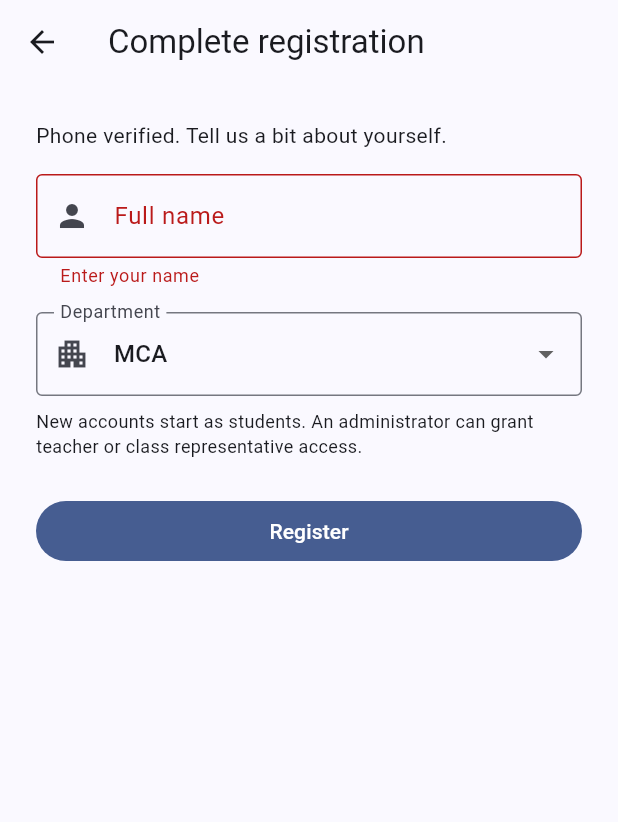
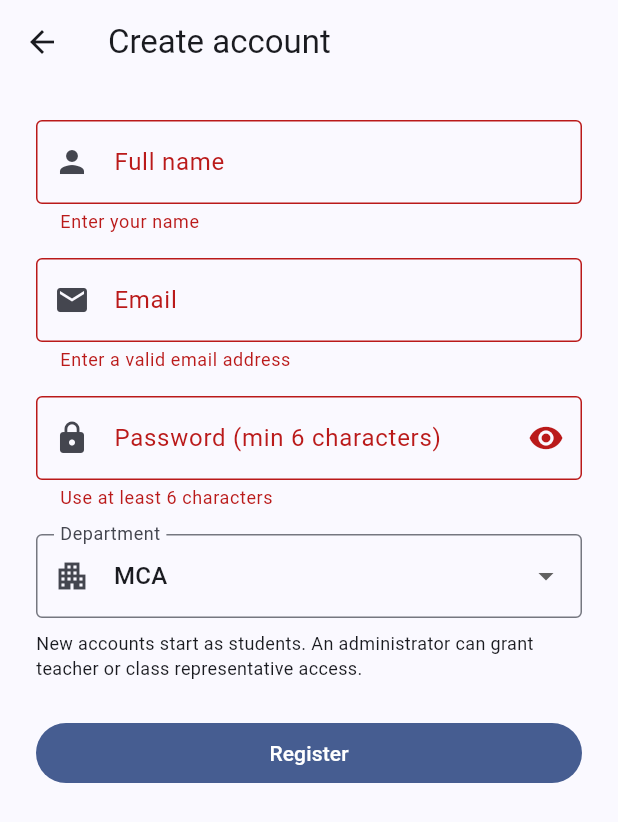
Before and after one commit to omkar1108-hash/e-campus, a Flutter app: the RegisterScreen screen opened directly, after a tap on "Register", on a phone screen of 412 x 824 dp. Shown: the top 822 px of the screen. Run offline on Flutter 3.47's test engine with Material 3 defaults, Android fonts, the phone set to English and light mode, and no system bars; our stand-ins replace cloud_firestore, firebase_auth, firebase_core, geolocator, google_maps_flutter; accounts and stored records are empty; generated files the repository leaves out were written again.

Commit message:
Switch authentication from phone OTP to email + password with verification
Sign-up creates a student profile and sends a verification email; sign-in
requires a verified email. Demo backend and tests updated.

Co-Authored-By: Claude Sonnet 5.5 <noreply@anthropic.com>
Claude-Session: https://claude.ai/code/session_01NDpvVtTWQscSdHVpGYLYnQ

```diff
--- a/lib/app.dart
+++ b/lib/app.dart
@@ -3,7 +3,6 @@ import 'package:provider/provider.dart';
 
 import 'screens/home_screen.dart';
 import 'screens/login_screen.dart';
-import 'screens/register_screen.dart';
 import 'services/auth_controller.dart';
 import 'services/backend.dart';
 import 'services/chatbot_service.dart';
@@ -51,8 +50,6 @@ class _AuthGate extends StatelessWidget {
         return const Scaffold(body: Center(child: CircularProgressIndicator()));
       case AuthStatus.signedOut:
         return const LoginScreen();
-      case AuthStatus.needsProfile:
-        return const RegisterScreen();
       case AuthStatus.signedIn:
         return const HomeScreen();
     }
--- a/lib/main.dart
+++ b/lib/main.dart
@@ -1,5 +1,6 @@
 import 'package:firebase_core/firebase_core.dart';
 import 'package:flutter/material.dart';
+
 import 'firebase_options.dart';
 
 import 'app.dart';
--- a/lib/models/app_user.dart
+++ b/lib/models/app_user.dart
@@ -17,14 +17,14 @@ enum UserRole {
 class AppUser {
   const AppUser({
     required this.uid,
-    required this.phone,
+    required this.email,
     required this.name,
     required this.department,
     required this.role,
   });
 
   final String uid;
-  final String phone;
+  final String email;
   final String name;
   final String department;
   final UserRole role;
@@ -32,14 +32,14 @@ class AppUser {
   AppUser copyWith({String? name, String? department, UserRole? role}) =>
       AppUser(
         uid: uid,
-        phone: phone,
+        email: email,
         name: name ?? this.name,
         department: department ?? this.department,
         role: role ?? this.role,
       );
 
   Map<String, dynamic> toMap() => {
-    'phone': phone,
+    'email': email,
     'name': name,
     'department': department,
     'role': role.name,
@@ -47,7 +47,7 @@ class AppUser {
 
   factory AppUser.fromMap(String uid, Map<String, dynamic> map) => AppUser(
     uid: uid,
-    phone: (map['phone'] ?? '') as String,
+    email: (map['email'] ?? '') as String,
     name: (map['name'] ?? '') as String,
     department: (map['department'] ?? '') as String,
     role: UserRole.fromName(map['role'] as String?),
--- a/lib/screens/dashboard_screen.dart
+++ b/lib/screens/dashboard_screen.dart
@@ -31,7 +31,7 @@ class DashboardScreen extends StatelessWidget {
       children: [
         Text('Welcome, ${user.name}', style: theme.textTheme.headlineSmall),
         const SizedBox(height: 4),
-        Text('${user.role.label} · ${user.department} · ${user.phone}'),
+        Text('${user.role.label} · ${user.department} · ${user.email}'),
         const SizedBox(height: 24),
         Text('What you can do', style: theme.textTheme.titleMedium),
         const SizedBox(height: 8),
--- a/lib/screens/login_screen.dart
+++ b/lib/screens/login_screen.dart
@@ -4,7 +4,7 @@ import 'package:provider/provider.dart';
 import '../services/auth_controller.dart';
 import '../services/backend.dart';
 import '../services/demo_backend.dart';
-import 'otp_screen.dart';
+import 'register_screen.dart';
 
 class LoginScreen extends StatefulWidget {
   const LoginScreen({super.key});
@@ -15,29 +15,47 @@ class LoginScreen extends StatefulWidget {
 
 class _LoginScreenState extends State<LoginScreen> {
   final _formKey = GlobalKey<FormState>();
-  final _phone = TextEditingController();
+  final _email = TextEditingController();
+  final _password = TextEditingController();
   bool _busy = false;
+  bool _obscure = true;
 
   @override
   void dispose() {
-    _phone.dispose();
+    _email.dispose();
+    _password.dispose();
     super.dispose();
   }
 
-  Future<void> _sendOtp() async {
+  void _toast(String message) =>
+      ScaffoldMessenger.of(context)
+          .showSnackBar(SnackBar(content: Text(message)));
+
+  Future<void> _signIn() async {
     if (!_formKey.currentState!.validate()) return;
     final auth = context.read<AuthController>();
-    final nav = Navigator.of(context);
-    final messenger = ScaffoldMessenger.of(context);
     setState(() => _busy = true);
     try {
-      final session = await auth.sendOtp('+91${_phone.text.trim()}');
-      if (!mounted) return;
-      nav.push(MaterialPageRoute(builder: (_) => OtpScreen(session: session)));
+      await auth.signIn(_email.text, _password.text);
     } on AuthException catch (e) {
-      messenger.showSnackBar(SnackBar(content: Text(e.message)));
+      if (mounted) _toast(e.message);
     } finally {
       if (mounted) setState(() => _busy = false);
+    }
+  }
+
+  Future<void> _forgotPassword() async {
+    final email = _email.text.trim();
+    if (!email.contains('@')) {
+      _toast('Enter your email above first');
+      return;
+    }
+    final auth = context.read<AuthController>();
+    try {
+      await auth.sendPasswordReset(email);
+      if (mounted) _toast('If that account exists, a reset link was sent.');
+    } on AuthException catch (e) {
+      if (mounted) _toast(e.message);
     }
   }
 
@@ -70,29 +88,59 @@ class _LoginScreenState extends State<LoginScreen> {
                   ),
                   const SizedBox(height: 32),
                   TextFormField(
-                    controller: _phone,
-                    keyboardType: TextInputType.phone,
-                    maxLength: 10,
+                    controller: _email,
+                    keyboardType: TextInputType.emailAddress,
+                    autofillHints: const [AutofillHints.email],
                     decoration: const InputDecoration(
-                      labelText: 'Mobile number',
-                      prefixText: '+91 ',
-                      prefixIcon: Icon(Icons.phone),
+                      labelText: 'Email',
+                      prefixIcon: Icon(Icons.email),
+                    ),
+                    validator: (v) => (v ?? '').trim().contains('@')
+                        ? null
+                        : 'Enter a valid email address',
+                  ),
+                  const SizedBox(height: 16),
+                  TextFormField(
+                    controller: _password,
+                    obscureText: _obscure,
+                    autofillHints: const [AutofillHints.password],
+                    decoration: InputDecoration(
+                      labelText: 'Password',
+                      prefixIcon: const Icon(Icons.lock),
+                      suffixIcon: IconButton(
+                        icon: Icon(
+                          _obscure ? Icons.visibility : Icons.visibility_off,
+                        ),
+                        onPressed: () => setState(() => _obscure = !_obscure),
+                      ),
                     ),
                     validator: (v) =>
-                        RegExp(r'^\d{10}$').hasMatch(v?.trim() ?? '')
-                        ? null
-                        : 'Enter a valid 10-digit mobile number',
+                        (v ?? '').isEmpty ? 'Enter your password' : null,
+                    onFieldSubmitted: (_) => _signIn(),
                   ),
-                  const SizedBox(height: 12),
+                  Align(
+                    alignment: Alignment.centerRight,
+                    child: TextButton(
+                      onPressed: _forgotPassword,
+                      child: const Text('Forgot password?'),
+                    ),
+                  ),
                   FilledButton(
-                    onPressed: _busy ? null : _sendOtp,
+                    onPressed: _busy ? null : _signIn,
                     child: _busy
                         ? const SizedBox(
                             height: 20,
                             width: 20,
                             child: CircularProgressIndicator(strokeWidth: 2),
                           )
-                        : const Text('Send OTP'),
+                        : const Text('Sign in'),
+                  ),
+                  const SizedBox(height: 8),
+                  OutlinedButton(
+                    onPressed: () => Navigator.of(context).push(
+                      MaterialPageRoute(builder: (_) => const RegisterScreen()),
+                    ),
+                    child: const Text('Create an account'),
                   ),
                   if (isDemo) ...[
                     const SizedBox(height: 24),
@@ -102,12 +150,12 @@ class _LoginScreenState extends State<LoginScreen> {
                         padding: EdgeInsets.all(12),
                         child: Text(
                           'Demo mode (Firebase not configured)\n'
-                          'OTP for every number: ${DemoBackend.demoOtp}\n\n'
-                          '9000000001 - Admin\n'
-                          '9000000002 - Teacher\n'
-                          '9000000003 - Class Representative\n'
-                          '9000000004 - Student\n'
-                          'Any other number registers as a new student.',
+                          'Password for every demo account: '
+                          '${DemoBackend.demoPassword}\n\n'
+                          'admin@ecampus.demo - Admin\n'
+                          'teacher@ecampus.demo - Teacher\n'
+                          'rep@ecampus.demo - Class Representative\n'
+                          'student@ecampus.demo - Student',
                         ),
                       ),
                     ),
--- a/lib/screens/register_screen.dart
+++ b/lib/screens/register_screen.dart
@@ -3,8 +3,10 @@ import 'package:provider/provider.dart';
 
 import '../config/app_config.dart';
 import '../services/auth_controller.dart';
+import '../services/backend.dart';
 
-/// Shown after OTP verification for a phone number with no profile yet.
+/// Create an account. A verification email is sent; the user must open the
+/// link before they can sign in.
 class RegisterScreen extends StatefulWidget {
   const RegisterScreen({super.key});
 
@@ -15,40 +17,66 @@ class RegisterScreen extends StatefulWidget {
 class _RegisterScreenState extends State<RegisterScreen> {
   final _formKey = GlobalKey<FormState>();
   final _name = TextEditingController();
+  final _email = TextEditingController();
+  final _password = TextEditingController();
   String _department = AppConfig.departments.first;
   bool _busy = false;
+  bool _obscure = true;
 
   @override
   void dispose() {
     _name.dispose();
+    _email.dispose();
+    _password.dispose();
     super.dispose();
   }
 
   Future<void> _submit() async {
     if (!_formKey.currentState!.validate()) return;
     final auth = context.read<AuthController>();
+    final isDemo = context.read<Backend>().isDemo;
+    final nav = Navigator.of(context);
+    final messenger = ScaffoldMessenger.of(context);
     setState(() => _busy = true);
     try {
-      await auth.register(name: _name.text.trim(), department: _department);
+      await auth.signUp(
+        email: _email.text,
+        password: _password.text,
+        name: _name.text.trim(),
+        department: _department,
+      );
+      messenger.showSnackBar(
+        SnackBar(
+          duration: const Duration(seconds: 6),
+          content: Text(
+            isDemo
+                ? 'Account created. You can sign in now.'
+                : 'Account created. We sent a verification link to '
+                      '${_email.text.trim()} - open it, then sign in.',
+          ),
+        ),
+      );
+      nav.pop();
+    } on AuthException catch (e) {
+      messenger.showSnackBar(SnackBar(content: Text(e.message)));
     } catch (e) {
-      if (!mounted) return;
-      ScaffoldMessenger.of(context)
-          .showSnackBar(SnackBar(content: Text('Registration failed: $e')));
-      setState(() => _busy = false);
+      messenger.showSnackBar(
+        SnackBar(content: Text('Registration failed: $e')),
+      );
+    } finally {
+      if (mounted) setState(() => _busy = false);
     }
   }
 
   @override
   Widget build(BuildContext context) {
     return Scaffold(
-      appBar: AppBar(title: const Text('Complete registration')),
+      appBar: AppBar(title: const Text('Create account')),
       body: Form(
         key: _formKey,
         child: ListView(
           padding: const EdgeInsets.all(24),
           children: [
-            const Text('Phone verified. Tell us a bit about yourself.'),
-            const SizedBox(height: 16),
             TextFormField(
               controller: _name,
               textCapitalization: TextCapitalization.words,
@@ -58,6 +86,35 @@ class _RegisterScreenState extends State<RegisterScreen> {
               ),
               validator: (v) =>
                   (v == null || v.trim().length < 2) ? 'Enter your name' : null,
+            ),
+            const SizedBox(height: 16),
+            TextFormField(
+              controller: _email,
+              keyboardType: TextInputType.emailAddress,
+              decoration: const InputDecoration(
+                labelText: 'Email',
+                prefixIcon: Icon(Icons.email),
+              ),
+              validator: (v) => (v ?? '').trim().contains('@')
+                  ? null
+                  : 'Enter a valid email address',
+            ),
+            const SizedBox(height: 16),
+            TextFormField(
+              controller: _password,
+              obscureText: _obscure,
+              decoration: InputDecoration(
+                labelText: 'Password (min 6 characters)',
+                prefixIcon: const Icon(Icons.lock),
+                suffixIcon: IconButton(
+                  icon: Icon(
+                    _obscure ? Icons.visibility : Icons.visibility_off,
+                  ),
+                  onPressed: () => setState(() => _obscure = !_obscure),
+                ),
+              ),
+              validator: (v) =>
+                  (v ?? '').length < 6 ? 'Use at least 6 characters' : null,
             ),
             const SizedBox(height: 16),
             DropdownButtonFormField<String>(
--- a/lib/screens/users_admin_screen.dart
+++ b/lib/screens/users_admin_screen.dart
@@ -31,7 +31,7 @@ class UsersAdminScreen extends StatelessWidget {
                 child: Text(u.name.isEmpty ? '?' : u.name[0]),
               ),
               title: Text(u.name),
-              subtitle: Text('${u.phone} · ${u.department}'),
+              subtitle: Text('${u.email} · ${u.department}'),
               trailing: DropdownButton<UserRole>(
                 value: u.role,
                 // An admin cannot demote themselves and lock everyone out.
--- a/lib/services/auth_controller.dart
+++ b/lib/services/auth_controller.dart
@@ -3,9 +3,9 @@ import 'package:flutter/foundation.dart';
 import '../models/app_user.dart';
 import 'backend.dart';
 
-enum AuthStatus { loading, signedOut, needsProfile, signedIn }
+enum AuthStatus { loading, signedOut, signedIn }
 
-/// Holds the signed-in user and drives the login → OTP → register flow.
+/// Holds the signed-in user and drives sign-in / sign-up.
 class AuthController extends ChangeNotifier {
   AuthController(this.backend);
 
@@ -18,27 +18,35 @@ class AuthController extends ChangeNotifier {
   AppUser? get user => _user;
 
   Future<void> init() async {
-    _user = await backend.restoreSession();
+    try {
+      _user = await backend.restoreSession();
+    } catch (_) {
+      _user = null;
+    }
     _status = _user == null ? AuthStatus.signedOut : AuthStatus.signedIn;
     notifyListeners();
   }
 
-  Future<OtpSession> sendOtp(String phone) => backend.sendOtp(phone);
-
-  Future<void> verifyOtp(OtpSession session, String code) async {
-    _user = await backend.verifyOtp(session, code);
-    _status = _user == null ? AuthStatus.needsProfile : AuthStatus.signedIn;
+  Future<void> signIn(String email, String password) async {
+    _user = await backend.signIn(email.trim(), password);
+    _status = AuthStatus.signedIn;
     notifyListeners();
   }
 
-  Future<void> register({
+  Future<void> signUp({
+    required String email,
+    required String password,
     required String name,
     required String department,
-  }) async {
-    _user = await backend.registerProfile(name: name, department: department);
-    _status = AuthStatus.signedIn;
-    notifyListeners();
-  }
+  }) => backend.signUp(
+    email: email.trim(),
+    password: password,
+    name: name,
+    department: department,
+  );
+
+  Future<void> sendPasswordReset(String email) =>
+      backend.sendPasswordReset(email.trim());
 
   Future<void> signOut() async {
     await backend.signOut();
--- a/lib/services/backend.dart
+++ b/lib/services/backend.dart
@@ -3,13 +3,6 @@ import '../models/book.dart';
 import '../models/bus_location.dart';
 import '../models/chat_message.dart';
 import '../models/news_item.dart';
-
-/// Handle for an OTP that has been sent and is waiting to be verified.
-class OtpSession {
-  const OtpSession({required this.phone, required this.verificationId});
-  final String phone;
-  final String verificationId;
-}
 
 class AuthException implements Exception {
   const AuthException(this.message);
@@ -25,19 +18,23 @@ abstract class Backend {
   bool get isDemo;
 
   // ---- Auth -------------------------------------------------------------
-  Future<OtpSession> sendOtp(String phone);
+  /// Creates the account and its student profile, then sends a verification
+  /// email. The user is signed out afterwards and must verify before logging in.
+  Future<void> signUp({
+    required String email,
+    required String password,
+    required String name,
+    required String department,
+  });
 
-  /// Signs in with the OTP. Returns the stored profile, or null when this
-  /// phone number has not completed registration yet.
-  Future<AppUser?> verifyOtp(OtpSession session, String code);
+  /// Signs in and returns the profile. Throws [AuthException] for bad
+  /// credentials or an unverified email.
+  Future<AppUser> signIn(String email, String password);
+
+  Future<void> sendPasswordReset(String email);
 
   /// Profile of the signed-in user (restores session on app start).
   Future<AppUser?> restoreSession();
-
-  Future<AppUser> registerProfile({
-    required String name,
-    required String department,
-  });
 
   Future<void> signOut();
 
--- a/lib/services/demo_backend.dart
+++ b/lib/services/demo_backend.dart
@@ -9,19 +9,20 @@ import 'backend.dart';
 
 /// In-memory backend so the app can be demoed without Firebase.
 ///
-/// Demo accounts (OTP is always [demoOtp]):
-///   9000000001 Admin · 9000000002 Teacher · 9000000003 Class Rep ·
-///   9000000004 Student. Any other number registers as a new student.
+/// Demo accounts (password is always [demoPassword]):
+///   admin@ecampus.demo · teacher@ecampus.demo · rep@ecampus.demo ·
+///   student@ecampus.demo. New sign-ups are created as verified students.
 class DemoBackend implements Backend {
   DemoBackend({bool simulateBus = true}) {
     _seed();
     if (simulateBus) _startBusSimulation();
   }
 
-  static const demoOtp = '123456';
+  static const demoPassword = 'demo1234';
 
   final Map<String, AppUser> _usersByUid = {};
-  final Map<String, String> _uidByPhone = {};
+  final Map<String, String> _uidByEmail = {};
+  final Map<String, String> _passwords = {};
   final List<Book> _books = [];
   final List<NewsItem> _news = [];
   final Map<String, List<ChatMessage>> _chats = {};
@@ -34,7 +35,6 @@ class DemoBackend implements Backend {
   final _busCtl = StreamController<BusLocation?>.broadcast();
 
   String? _signedInUid;
-  String? _pendingPhone;
   int _idCounter = 0;
   String _nextId() => 'd${_idCounter++}';
 
@@ -42,23 +42,30 @@ class DemoBackend implements Backend {
   bool get isDemo => true;
 
   void _seed() {
-    void user(String uid, String phone, String name, String dept, UserRole r) {
+    void user(String uid, String email, String name, String dept, UserRole r) {
       _usersByUid[uid] = AppUser(
         uid: uid,
-        phone: phone,
+        email: email,
         name: name,
         department: dept,
         role: r,
       );
-      _uidByPhone[phone] = uid;
+      _uidByEmail[email] = uid;
+      _passwords[uid] = demoPassword;
     }
 
-    user('u-admin', '+919000000001', 'Asha Admin', 'MCA', UserRole.admin);
-    user('u-teacher', '+919000000002', 'Prof. Rao', 'MCA', UserRole.teacher);
-    user('u-rep', '+919000000003', 'Ravi (CR)', 'MCA', UserRole.classRep);
+    user('u-admin', 'admin@ecampus.demo', 'Asha Admin', 'MCA', UserRole.admin);
+    user(
+      'u-teacher',
+      'teacher@ecampus.demo',
+      'Prof. Rao',
+      'MCA',
+      UserRole.teacher,
+    );
+    user('u-rep', 'rep@ecampus.demo', 'Ravi (CR)', 'MCA', UserRole.classRep);
     user(
       'u-student',
-      '+919000000004',
+      'student@ecampus.demo',
       'Sneha Student',
       'MCA',
       UserRole.student,
@@ -148,51 +155,47 @@ class DemoBackend implements Backend {
 
   // ---- Auth -------------------------------------------------------------
   @override
-  Future<OtpSession> sendOtp(String phone) async {
-    await Future<void>.delayed(const Duration(milliseconds: 400));
-    _pendingPhone = phone;
-    return OtpSession(phone: phone, verificationId: 'demo');
+  Future<void> signUp({
+    required String email,
+    required String password,
+    required String name,
+    required String department,
+  }) async {
+    await Future<void>.delayed(const Duration(milliseconds: 300));
+    final key = email.trim().toLowerCase();
+    if (_uidByEmail.containsKey(key)) {
+      throw const AuthException('An account with this email already exists.');
+    }
+    final uid = 'u-${_nextId()}';
+    _usersByUid[uid] = AppUser(
+      uid: uid,
+      email: key,
+      name: name,
+      department: department,
+      role: UserRole.student,
+    );
+    _uidByEmail[key] = uid;
+    _passwords[uid] = password;
+    _usersCtl.add(null);
   }
 
   @override
-  Future<AppUser?> verifyOtp(OtpSession session, String code) async {
+  Future<AppUser> signIn(String email, String password) async {
     await Future<void>.delayed(const Duration(milliseconds: 300));
-    if (code != demoOtp) {
-      throw const AuthException('Incorrect OTP. Demo OTP is $demoOtp.');
-    }
-    final uid = _uidByPhone[session.phone];
-    if (uid == null) {
-      _signedInUid = 'pending-${session.phone}';
-      return null;
+    final uid = _uidByEmail[email.trim().toLowerCase()];
+    if (uid == null || _passwords[uid] != password) {
+      throw const AuthException('Incorrect email or password.');
     }
     _signedInUid = uid;
-    return _usersByUid[uid];
+    return _usersByUid[uid]!;
   }
+
+  @override
+  Future<void> sendPasswordReset(String email) async {}
 
   @override
   Future<AppUser?> restoreSession() async =>
       _signedInUid == null ? null : _usersByUid[_signedInUid];
-
-  @override
-  Future<AppUser> registerProfile({
-    required String name,
-    required String department,
-  }) async {
-    final phone = _pendingPhone ?? '';
-    final uid = 'u-${_nextId()}';
-    final user = AppUser(
-      uid: uid,
-      phone: phone,
-      name: name,
-      department: department,
-      role: UserRole.student,
-    );
-    _usersByUid[uid] = user;
-    _uidByPhone[phone] = uid;
-    _signedInUid = uid;
-    _usersCtl.add(null);
-    return user;
-  }
 
   @override
   Future<void> signOut() async => _signedInUid = null;
```
Also changed, not shown: lib/screens/otp_screen.dart (deleted, +0 -84 lines), lib/services/firebase_backend.dart (+99 -63 lines), 4 other files.
